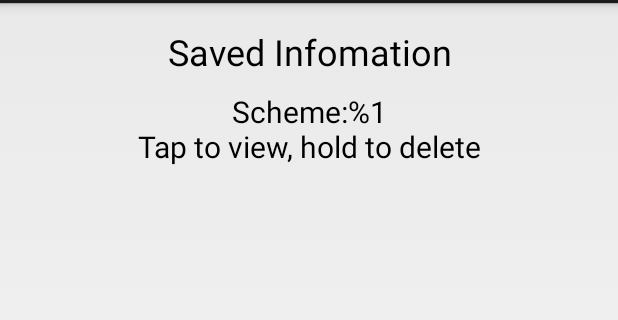
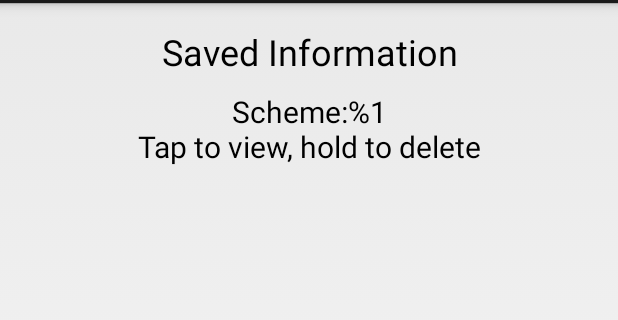
Before and after one commit to logchan/SecurePasswordManager, an Android app: the ListSavedInfoActivity screen opened directly, with no data from a screen before it, on a phone screen of 412 x 824 dp, the part 69-389 px from its top. Run offline under Robolectric (Android 15) with nearby library versions, the phone set to English and light mode, and no system bars; 1 statement that could not run was skipped.

Commit message:
finish list saved info
add delete

```diff
--- a/app/src/main/java/hk/ust/ustac/team8/securepasswordmanager/ApplicationManager.java
+++ b/app/src/main/java/hk/ust/ustac/team8/securepasswordmanager/ApplicationManager.java
@@ -16,6 +16,7 @@ import hk.ust.ustac.team8.passwordutility.OnceSaltAppender;
 import android.app.Activity;
 import android.content.Context;
 import android.content.Intent;
+import android.widget.Toast;
 
 import java.util.Iterator;
 import java.util.LinkedList;
@@ -270,4 +271,9 @@ public final class ApplicationManager {
             return false;
         }
     }
+
+    public void showToast(String text) {
+        Toast toast = Toast.makeText(context, text, Toast.LENGTH_SHORT);
+        toast.show();
+    }
 }
--- a/app/src/main/res/values/strings.xml
+++ b/app/src/main/res/values/strings.xml
@@ -86,8 +86,11 @@
     <string name="scheme_name_exists">Scheme of the same name already exists.</string>
 
     <!-- Saved Info Page -->
-    <string name="title_activity_list_saved_info">Saved Infomation</string>
+    <string name="title_activity_list_saved_info">Saved Information</string>
     <string name="subtitle_activity_list_saved_info">Scheme:%1\nTap to view, hold to delete</string>
     <string name="failed_loading_infolist">Error occurred while loading all saved information</string>
     <string name="failed_loading_that_info">Error occurred while reading</string>
+    <string name="info_deleted">Information deleted</string>
+    <string name="info_delete_failed">Failed deleting the information</string>
+    <string name="delete_info_dialog">Delete \"%1\"?</string>
 </resources>
```
Also changed, not shown: app/src/main/java/hk/ust/ustac/team8/securepasswordmanager/ListSavedInfoActivity.java (+34 -2 lines).
